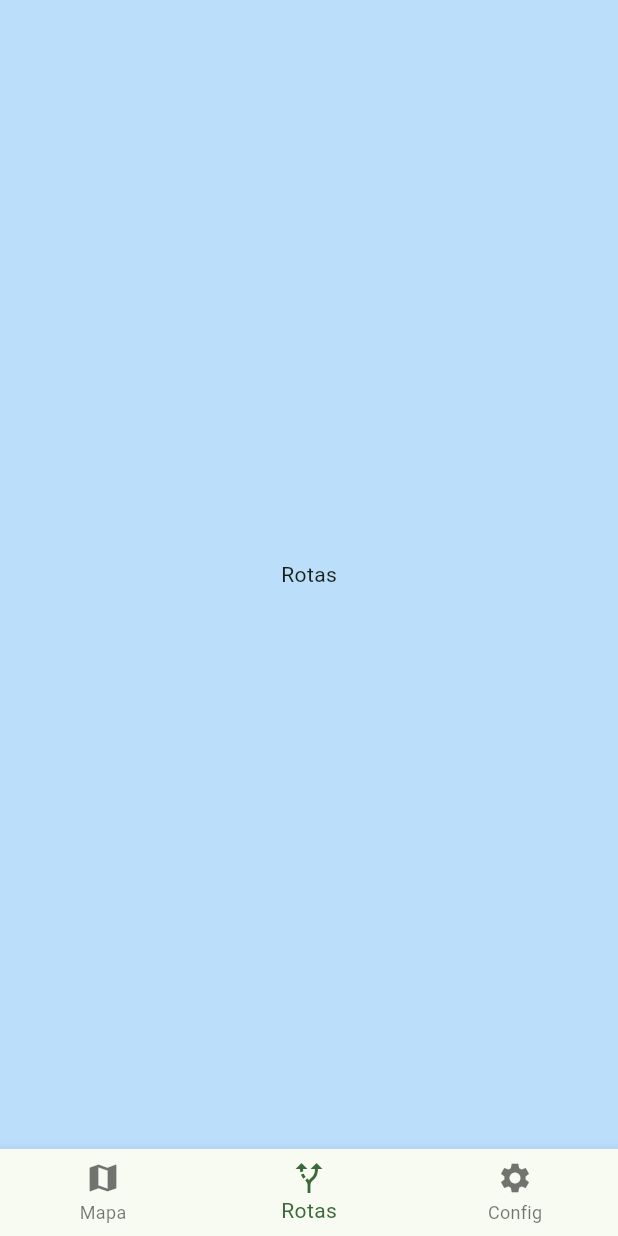
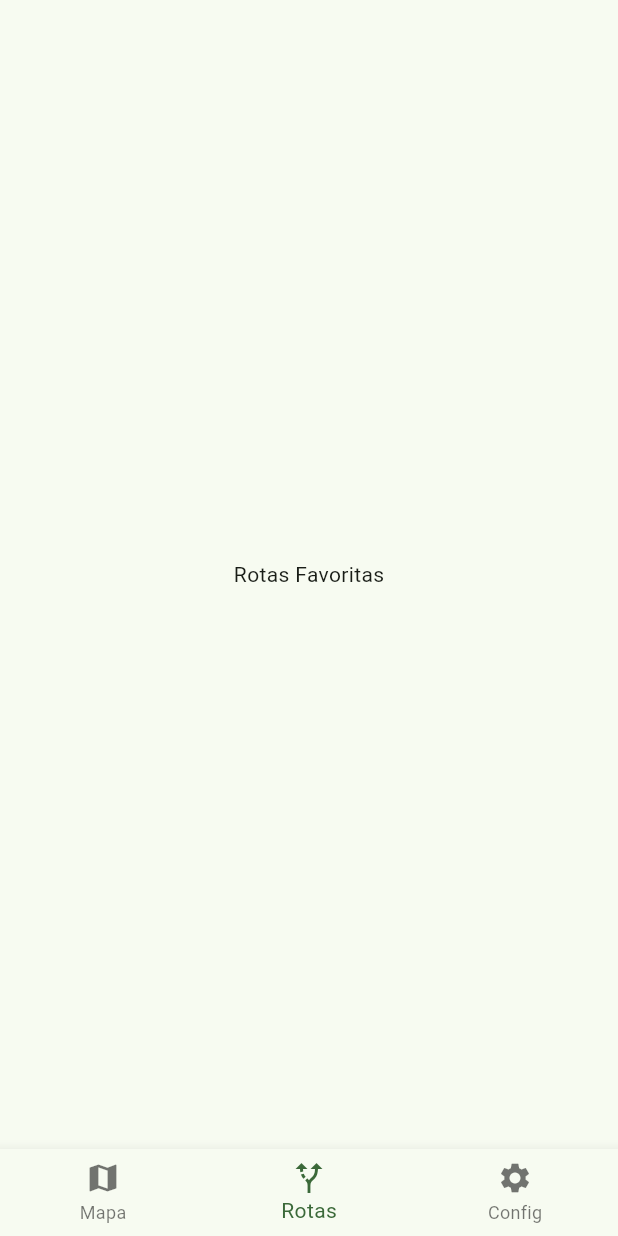
Before and after one commit to reinertbtw/CycloRoute, a Flutter app: the screen it shows after launch, item 2 of the bottom bar chosen, on a phone screen of 412 x 824 dp. Run offline on Flutter 3.47's test engine with Material 3 defaults, Android fonts, the phone set to English and light mode, and no system bars.

Commit message:
refactor: move routes tab to dedicated screen

```diff
--- a/lib/screens/map_screen.dart
+++ b/lib/screens/map_screen.dart
@@ -1,4 +1,5 @@
 import 'package:flutter/material.dart';
+import 'routes_screen.dart';
 
 class MapScreen extends StatefulWidget {
   const MapScreen({super.key});
@@ -48,10 +49,8 @@ class _MapScreenState extends State<MapScreen> {
         ],
       ),
     ),
-    Container(
-      color: Colors.blue[100],
-      child: const Center(child: Text("Rotas")),
-    ),
+    const RoutesScreen(),
+
     Container(
       color: Colors.orange[100],
       child: const Center(child: Text("Configurações")),
--- /dev/null
+++ b/lib/screens/routes_screen.dart
@@ -0,0 +1,12 @@
+import 'package:flutter/material.dart';
+
+class RoutesScreen extends StatelessWidget {
+  const RoutesScreen({super.key});
+
+  @override
+  Widget build(BuildContext context) {
+    return const Center(
+      child: Text("Rotas Favoritas"),
+    );
+  }
+}
```
Also changed, not shown: lib/widgets/route_card.dart (added).
